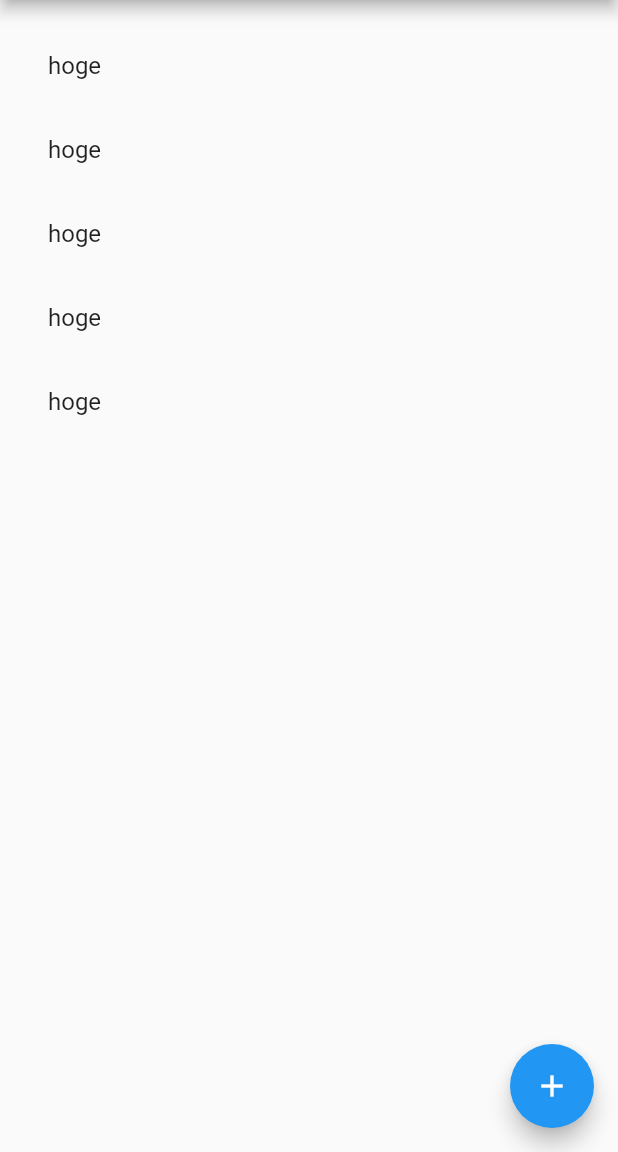
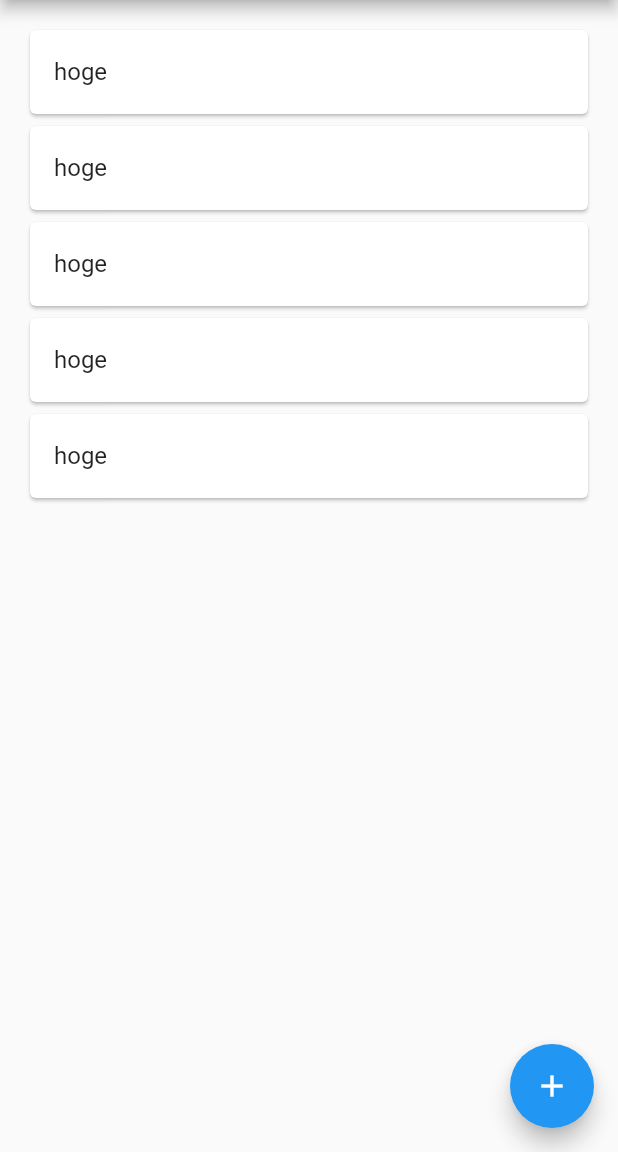
Before and after one commit to NewFieldForMe/FlutterExams, a Flutter app: the screen it shows after launch, on a phone screen of 412 x 824 dp, the part 84-1236 px from its top. Run offline on Flutter 3.47's test engine with Material 2 defaults, Android fonts, the phone set to English and light mode, and no system bars.

Commit message:
Example List Page refactoring

```diff
--- a/lib/main.dart
+++ b/lib/main.dart
@@ -30,15 +30,7 @@ class _ExampleListPageState extends State<ExampleListPage> {
       appBar: new AppBar(
         title: new Text(widget.title),
       ),
-      body: ListView.builder(
-        padding: const EdgeInsets.all(16.0),
-        itemBuilder: (BuildContext context, int index) {
-          return ListTile(
-            title: Text('hoge')
-          );
-        },
-        itemCount: 5,
-      ),
+      body: _buildListView(),
       floatingActionButton: new FloatingActionButton(
         onPressed: () { },
         tooltip: 'Increment',
@@ -46,4 +38,20 @@ class _ExampleListPageState extends State<ExampleListPage> {
       ), // This trailing comma makes auto-formatting nicer for build methods.
     );
   }
+
+  Widget _buildListView() {
+    return ListView.builder(
+        padding: const EdgeInsets.all(16.0),
+        itemBuilder: (BuildContext context, int index) {
+          return _buildRow(index);
+        },
+        itemCount: 5,
+    );
+  }
+
+  Widget _buildRow(int index) {
+    return Card(child: ListTile(
+      title: Text('hoge')
+    ));
+  }
 }
```
